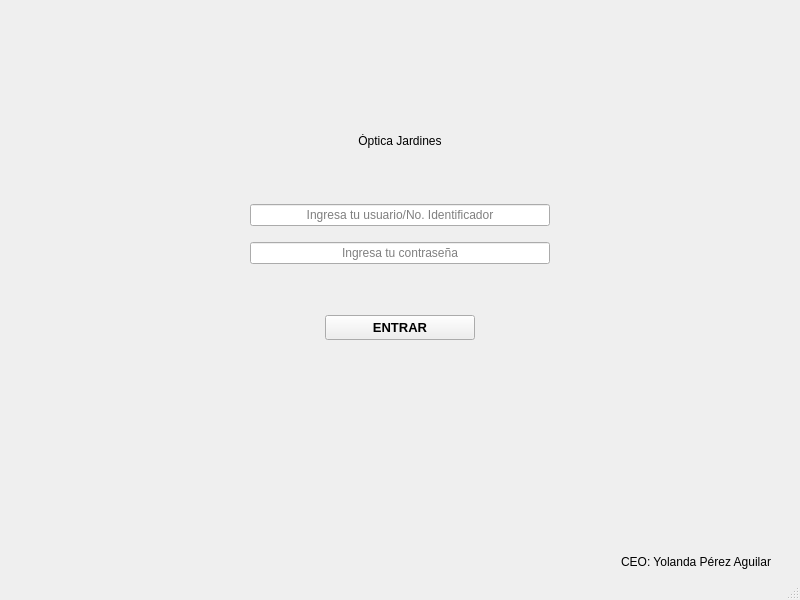
Old version of the form LOGIN.ui in the repository Matapuercos666/OPTICA.
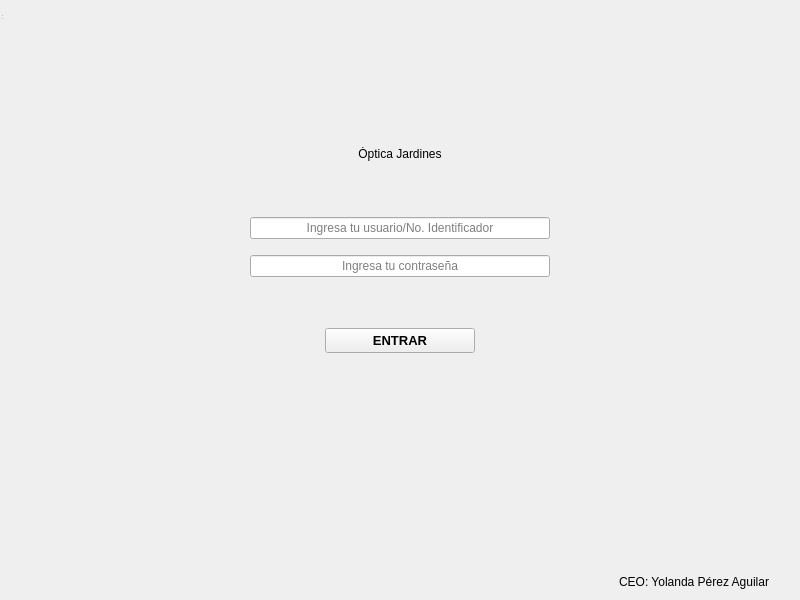
New version of the form. Icons and pictures are not drawn.

Diff of the .ui file:
```diff
--- a/LOGIN.ui
+++ b/LOGIN.ui
@@ -1,7 +1,7 @@
 <?xml version="1.0" encoding="UTF-8"?>
 <ui version="4.0">
  <class>LOGIN</class>
- <widget class="QMainWindow" name="LOGIN">
+ <widget class="QWidget" name="LOGIN">
   <property name="geometry">
    <rect>
     <x>0</x>
@@ -13,7 +13,11 @@
   <property name="windowTitle">
    <string/>
   </property>
-  <widget class="QWidget" name="centralwidget">
+  <layout class="QGridLayout" name="gridLayout">
+   <item row="0" column="0">
+    <widget class="QMenuBar" name="menubar"/>
+   </item>
+   <item row="1" column="0">
    <layout class="QVBoxLayout" name="verticalLayout_4">
     <item>
      <layout class="QVBoxLayout" name="verticalLayout_3" stretch="3,0,5,0">
@@ -365,18 +369,18 @@
      </layout>
     </item>
    </layout>
-  </widget>
-  <widget class="QMenuBar" name="menubar">
+   </item>
+  </layout>
+  <widget class="QStatusBar" name="statusbar">
    <property name="geometry">
     <rect>
      <x>0</x>
      <y>0</y>
-     <width>800</width>
-     <height>22</height>
+     <width>3</width>
+     <height>21</height>
     </rect>
    </property>
   </widget>
-  <widget class="QStatusBar" name="statusbar"/>
  </widget>
  <tabstops>
   <tabstop>Usuario</tabstop>
```
Lines whose indentation alone changed are shown as unchanged.
